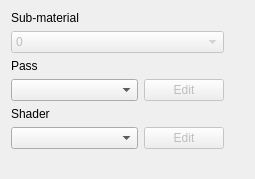
ryzom/ryzomcore, file code/nel/tools/3d/object_viewer_qt/src/plugins/material_editor/material_widget.ui: the form before one commit.
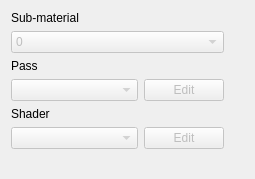
The form after the commit.

Commit message:
Clear the properties when clearing the scene, and also deactivate the buttons and comboboxes of the material widget.
branch : gsoc2013-dfighter

The edit to the form file:
```diff
--- a/code/nel/tools/3d/object_viewer_qt/src/plugins/material_editor/material_widget.ui
+++ b/code/nel/tools/3d/object_viewer_qt/src/plugins/material_editor/material_widget.ui
@@ -43,7 +43,11 @@
    <item row="3" column="0">
     <layout class="QHBoxLayout" name="horizontalLayout">
      <item>
-      <widget class="QComboBox" name="passCB"/>
+      <widget class="QComboBox" name="passCB">
+       <property name="enabled">
+        <bool>false</bool>
+       </property>
+      </widget>
      </item>
      <item>
       <widget class="QPushButton" name="passButton">
@@ -74,6 +78,9 @@
     <layout class="QHBoxLayout" name="horizontalLayout_2">
      <item>
       <widget class="QComboBox" name="shaderCB">
+       <property name="enabled">
+        <bool>false</bool>
+       </property>
        <item>
         <property name="text">
          <string/>
```
The commit also changes 7 other files.
